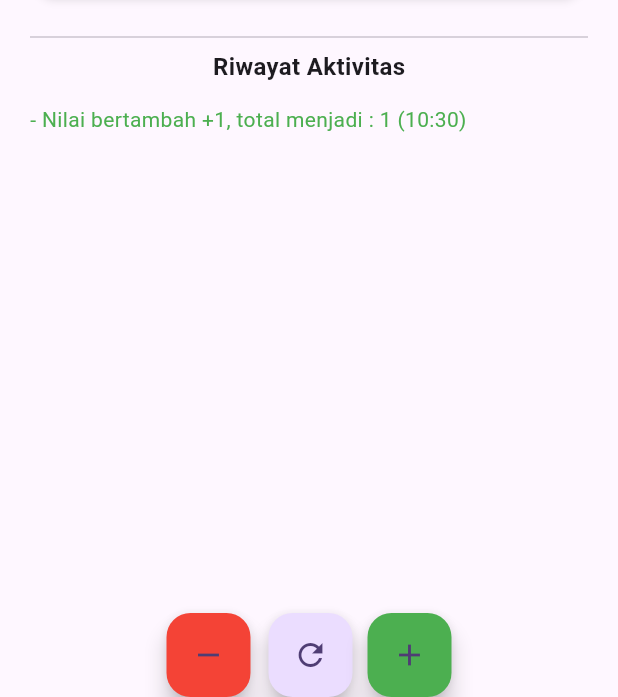
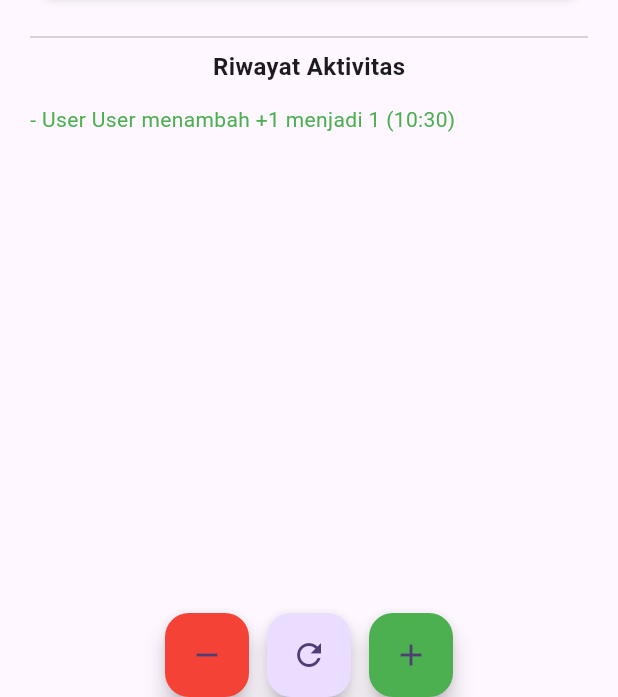
Before and after one commit to ucii88/-PY4_2A_D3_2024-_Modul1_026, a Flutter app: the CounterView screen opened directly, after a tap on the "add" icon, on a phone screen of 412 x 824 dp. Shown: the part 539-1236 px from the top of the screen. Run offline on Flutter 3.47's test engine with Material 3 defaults, Android fonts, the phone set to English and light mode, and no system bars; our stand-ins replace shared_preferences; accounts and stored records are empty.

Commit message:
task 3 modul 2

```diff
--- a/lib/features/auth/login_view.dart
+++ b/lib/features/auth/login_view.dart
@@ -51,7 +51,7 @@ class _LoginViewState extends State<LoginView> {
   @override
   Widget build(BuildContext context) {
     return Scaffold(
-      appBar: AppBar(title: const Text("Login Gatekeeper")),
+      appBar: AppBar(title: const Text("Login")),
       body: Padding(
         padding: const EdgeInsets.all(16),
         child: Column(
--- a/lib/features/logbook/counter_controller.dart
+++ b/lib/features/logbook/counter_controller.dart
@@ -1,3 +1,6 @@
+import 'dart:convert';
+import 'package:shared_preferences/shared_preferences.dart';
+
 class CounterController {
   int _counter = 0;
   int _step = 1;
@@ -11,30 +14,53 @@ class CounterController {
     _step = step;
   }
 
-  void _addHistory(String action) {
+  Future<void> loadData(String username) async {
+    final prefs = await SharedPreferences.getInstance();
+
+    _counter = prefs.getInt('counter_$username') ?? 0;
+
+    final historyString = prefs.getString('history_$username');
+    if (historyString != null) {
+      final decoded = jsonDecode(historyString) as List;
+      _history.clear();
+      _history.addAll(decoded.cast<String>());
+    }
+  }
+
+  Future<void> _saveData(String username) async {
+    final prefs = await SharedPreferences.getInstance();
+
+    await prefs.setInt('counter_$username', _counter);
+    await prefs.setString('history_$username', jsonEncode(_history));
+  }
+
+  void _addHistory(String username, String action) {
     final time = _getCurrentTime();
-    _history.insert(0, "$action $_counter ($time)");
+    _history.insert(0, "User $username $action $_counter ($time)");
 
     if (_history.length > 5) {
       _history.removeLast();
     }
   }
 
-  void increment() {
+  Future<void> increment(String username) async {
     _counter += _step;
-    _addHistory("Nilai bertambah +$_step, total menjadi :");
+    _addHistory(username, "menambah +$_step menjadi");
+    await _saveData(username);
   }
 
-  void decrement() {
+  Future<void> decrement(String username) async {
     if (_counter > 0) {
       _counter -= _step;
-      _addHistory("Nilai berkurang -$_step, total menjadi :");
+      _addHistory(username, "mengurangi -$_step menjadi");
+      await _saveData(username);
     }
   }
 
-  void reset() {
+  Future<void> reset(String username) async {
     _counter = 0;
-    _addHistory("Nilai direset, total kembali ke ");
+    _addHistory(username, "mereset ke");
+    await _saveData(username);
   }
 
   String _getCurrentTime() {
--- a/lib/features/logbook/counter_view.dart
+++ b/lib/features/logbook/counter_view.dart
@@ -13,6 +13,14 @@ class CounterView extends StatefulWidget {
 class _CounterViewState extends State<CounterView> {
   final CounterController controller = CounterController();
   final TextEditingController stepController = TextEditingController();
+
+  @override
+  void initState() {
+    super.initState();
+    controller.loadData(widget.username).then((_) {
+      setState(() {});
+    });
+  }
 
   @override
   void dispose() {
@@ -164,9 +172,9 @@ class _CounterViewState extends State<CounterView> {
                           final historyText = controller.history[index];
 
                           Color textColor = Colors.black;
-                          if (historyText.contains("bertambah")) {
+                          if (historyText.contains("menambah")) {
                             textColor = Colors.green;
-                          } else if (historyText.contains("berkurang")) {
+                          } else if (historyText.contains("mengurangi")) {
                             textColor = Colors.red;
                           }
                           return Padding(
@@ -184,27 +192,19 @@ class _CounterViewState extends State<CounterView> {
         ),
 
         floatingActionButtonLocation: FloatingActionButtonLocation.centerDocked,
-
-        floatingActionButton: AnimatedPadding(
-          duration: const Duration(milliseconds: 200),
-          padding: EdgeInsets.only(
-            bottom: MediaQuery.of(context).viewInsets.bottom > 0 ? 20 : 0,
-          ),
-          child: Row(
+        floatingActionButton: Row(
           mainAxisSize: MainAxisSize.min,
           children: [
             FloatingActionButton(
               heroTag: "decrement",
               backgroundColor: Colors.red,
-                onPressed: () {
-                  setState(() {
-                    controller.decrement();
-                  });
+              onPressed: () async {
+                await controller.decrement(widget.username);
+                setState(() {});
               },
               child: const Icon(Icons.remove),
             ),
             const SizedBox(width: 12),
-
             FloatingActionButton(
               heroTag: "reset",
               onPressed: () {
@@ -212,23 +212,20 @@ class _CounterViewState extends State<CounterView> {
                   context: context,
                   builder: (context) {
                     return AlertDialog(
-                        title: Text("Konfirmasi"),
-                        content: Text("Yakin ingin reset?"),
+                      title: const Text("Konfirmasi"),
+                      content: const Text("Yakin ingin reset?"),
                       actions: [
                         TextButton(
-                            onPressed: () {
+                          onPressed: () => Navigator.pop(context),
+                          child: const Text("Batal"),
+                        ),
+                        TextButton(
+                          onPressed: () async {
+                            await controller.reset(widget.username);
+                            setState(() {});
                             Navigator.pop(context);
                           },
-                            child: Text("Batal"),
-                          ),
-                          TextButton(
-                            onPressed: () {
-                              setState(() {
-                                controller.reset();
-                              });
-                              Navigator.pop(context);
-                            },
-                            child: Text("Reset"),
+                          child: const Text("Reset"),
                         ),
                       ],
                     );
@@ -237,22 +234,19 @@ class _CounterViewState extends State<CounterView> {
               },
               child: const Icon(Icons.refresh),
             ),
-              const SizedBox(width: 10),
-
+            const SizedBox(width: 12),
             FloatingActionButton(
               heroTag: "increment",
               backgroundColor: Colors.green,
-                onPressed: () {
-                  setState(() {
-                    controller.increment();
-                  });
+              onPressed: () async {
+                await controller.increment(widget.username);
+                setState(() {});
               },
               child: const Icon(Icons.add),
             ),
           ],
         ),
       ),
-      ),
     );
   }
 }
--- a/pubspec.yaml
+++ b/pubspec.yaml
@@ -33,6 +33,7 @@ dependencies:
   flutter:
     sdk: flutter
 
+
   # The following adds the Cupertino Icons font to your application.
   # Use with the CupertinoIcons class for iOS style icons.
   cupertino_icons: ^1.0.8
@@ -58,6 +59,8 @@ flutter:
   # included with your application, so that you can use the icons in
   # the material Icons class.
   uses-material-design: true
+  assets:
+    - assets/images/
 
   # To add assets to your application, add an assets section, like this:
   # assets:
```
Also changed, not shown: assets/images/onboard1.jpeg (added), assets/images/onboard2.jpeg (added), 3 other files. Lines whose indentation alone changed are shown as unchanged.
